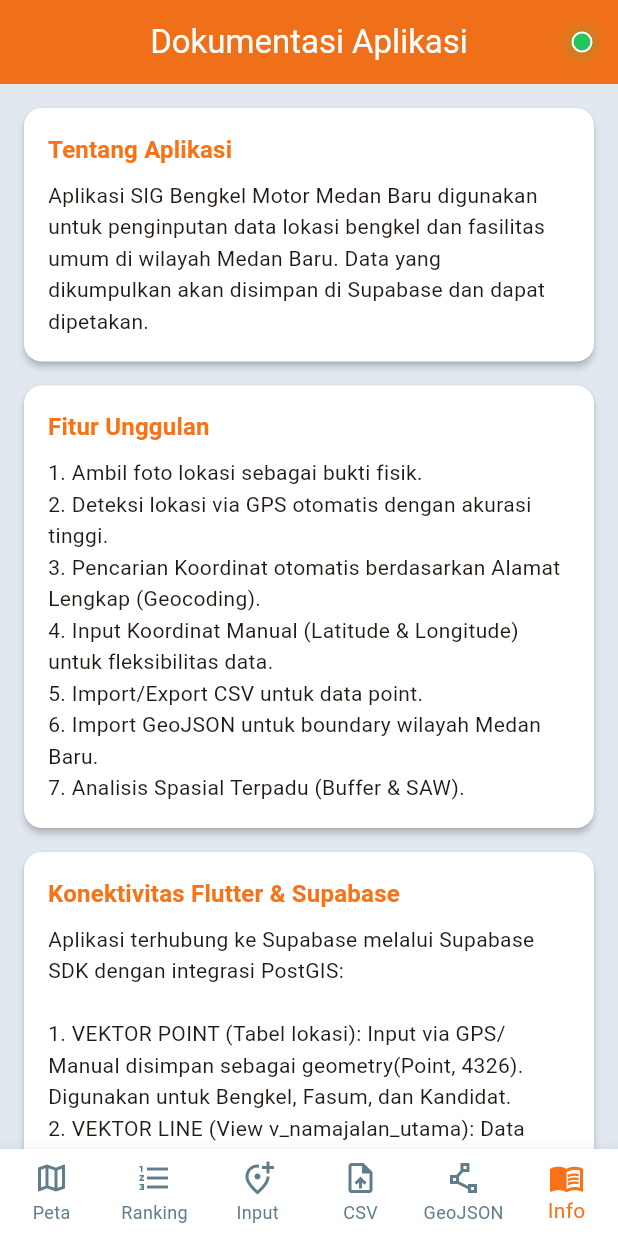
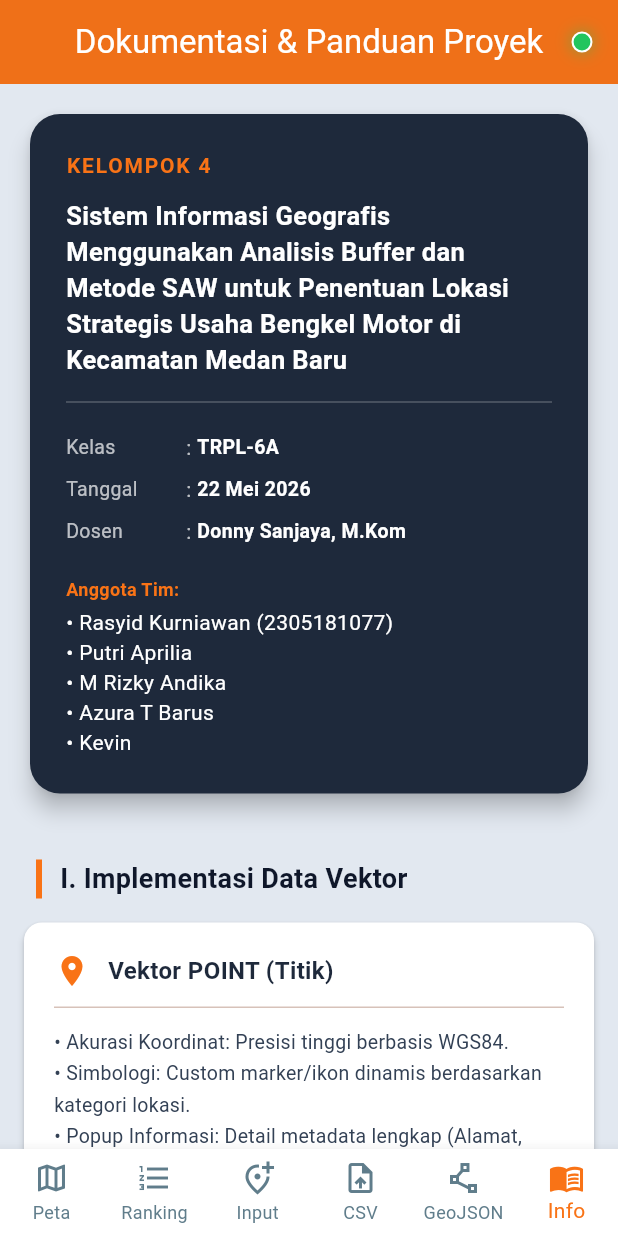
Before and after one commit to krasyid822/sig_bengkel_motor_medan_baru, a Flutter app: the screen it shows after launch, item 6 of the bottom bar chosen, on a phone screen of 412 x 824 dp. Run offline on Flutter 3.47's test engine with Material 3 defaults, Android fonts, the light colour scheme and no system bars; our stand-ins replace camera, csv, file_picker, flutter_dotenv, flutter_map, geocoding and 6 more; missing offline and left inert: receive_sharing_intent; accounts and stored records are empty; statements that could not run were skipped.

Commit message:
fix unconsistancy implement

```diff
--- a/lib/ui/data_collection_page.dart
+++ b/lib/ui/data_collection_page.dart
@@ -433,6 +433,11 @@ class _DataCollectionPageState extends State<DataCollectionPage> {
       }
 
       advanceProgress(_isEditing ? 'Memperbarui data lokasi di database...' : 'Menyimpan data lokasi ke database...');
+
+      // Keamanan data: Luas Lahan & Is Resmi hanya milik 'bengkel' (pesaing)
+      final bool finalIsResmi = _kategori == 'bengkel' ? _isResmi : false;
+      final double finalLuasLahan = _kategori == 'bengkel' ? (double.tryParse(_luasLahanController.text) ?? 0) : 0;
+
       final data = {
         'nama': _namaController.text,
         'kategori': _kategori,
@@ -442,8 +447,8 @@ class _DataCollectionPageState extends State<DataCollectionPage> {
         'waktu_buka': _bukaController.text.isNotEmpty ? _bukaController.text : null,
         'waktu_tutup': _tutupController.text.isNotEmpty ? _tutupController.text : null,
         'hari_libur': _hariLiburController.text.isNotEmpty ? _hariLiburController.text : null,
-        'is_resmi': _isResmi,
-        'luas_lahan': double.tryParse(_luasLahanController.text) ?? 0,
+        'is_resmi': finalIsResmi,
+        'luas_lahan': finalLuasLahan,
       };
       if (_isEditing) {
         await _repository.updateLokasi(_editingLokasiId, data);
@@ -673,6 +678,7 @@ class _DataCollectionPageState extends State<DataCollectionPage> {
                             );
                           }).toList(),
                         ),
+                        if (_kategori == 'bengkel') ...[
                           const SizedBox(height: 16),
                           TextFormField(
                             controller: _luasLahanController,
@@ -699,6 +705,7 @@ class _DataCollectionPageState extends State<DataCollectionPage> {
                             ],
                             onChanged: (val) => setState(() => _isResmi = val ?? false),
                           ),
+                        ],
                         const SizedBox(height: 8),
 
                         Row(
--- a/lib/ui/documentation_page.dart
+++ b/lib/ui/documentation_page.dart
@@ -9,7 +9,7 @@ class DocumentationPage extends StatelessWidget {
   Widget build(BuildContext context) {
     return Scaffold(
       appBar: AppBar(
-        title: const OverflowMarqueeText('Dokumentasi Aplikasi'),
+        title: const OverflowMarqueeText('Dokumentasi & Panduan Proyek'),
         actions: const [
           SupabaseStatusDot(),
         ],
@@ -17,116 +17,169 @@ class DocumentationPage extends StatelessWidget {
       body: ListView(
         padding: const EdgeInsets.all(16.0),
         children: [
-          _buildSection(
-            context,
-            'Tentang Aplikasi',
-            'Aplikasi SIG Bengkel Motor Medan Baru digunakan untuk penginputan data lokasi bengkel dan fasilitas umum di wilayah Medan Baru. Data yang dikumpulkan akan disimpan di Supabase dan dapat dipetakan.',
+          // 1. Identitas Kelompok (Sesuai Permintaan)
+          _buildIdentityCard(),
+          const SizedBox(height: 24),
+
+          // 2. Implementasi Data Vektor (Point, Line, Polygon)
+          _buildHeaderSection("I. Implementasi Data Vektor"),
+          _buildDetailedSection(
+            'Vektor POINT (Titik)',
+            '• Akurasi Koordinat: Presisi tinggi berbasis WGS84.\n'
+            '• Simbologi: Custom marker/ikon dinamis berdasarkan kategori lokasi.\n'
+            '• Popup Informasi: Detail metadata lengkap (Alamat, Jam Buka, Luas Lahan, Foto Dokumentasi).\n'
+            '• Clustering: Penanganan otomatis penumpukan data jika jumlah marker banyak.\n'
+            '• Geocoding: Pencarian koordinat dari alamat.\n'
+            '• Reverse Geocoding: Deteksi alamat otomatis saat memilih titik di peta.',
+            Icons.location_on,
           ),
-          _buildSection(
-            context,
-            'Fitur Unggulan',
-            '1. Ambil foto lokasi sebagai bukti fisik.\n'
-            '2. Deteksi lokasi via GPS otomatis dengan akurasi tinggi.\n'
-            '3. Pencarian Koordinat otomatis berdasarkan Alamat Lengkap (Geocoding).\n'
-            '4. Input Koordinat Manual (Latitude & Longitude) untuk fleksibilitas data.\n'
-            '5. Import/Export CSV untuk data point.\n'
-            '6. Import GeoJSON untuk boundary wilayah Medan Baru.\n'
-            '7. Analisis Spasial Terpadu (Buffer & SAW).',
+          _buildDetailedSection(
+            'Vektor LINE (Garis)',
+            '• Ketepatan Tracing: Jalur MultiLineString mengikuti jaringan jalan riil Medan Baru.\n'
+            '• Perhitungan Panjang: Estimasi jarak dalam satuan meter/km secara spasial.\n'
+            '• Styling Garis: Pengaturan warna (Biru Tua), ketebalan (4.0), dan dukungan visual untuk layer rute multi-segmen.\n'
+            '• Clipping Spasial: Garis jalan dipotong rapi menggunakan fungsi ST_Intersection agar hanya tampil di dalam wilayah kerja.',
+            Icons.route,
           ),
-          _buildSection(
-            context,
-            'Konektivitas Flutter & Supabase',
-            'Aplikasi terhubung ke Supabase melalui Supabase SDK dengan integrasi PostGIS:\n\n'
-            '1. VEKTOR POINT (Tabel lokasi): Input via GPS/Manual disimpan sebagai geometry(Point, 4326). Digunakan untuk Bengkel, Fasum, dan Kandidat.\n'
-            '2. VEKTOR LINE (View v_namajalan_utama): Data jaringan jalan wilayah Medan Baru yang sudah di-clip otomatis di dalam boundary.\n'
-            '3. VEKTOR POLYGON (BOUNDARY di aturan_sig): Batas wilayah Medan Baru diunggah melalui menu GeoJSON dan disimpan sebagai koordinat boundary.\n'
-            '4. SAW PERANGKINGAN: Proses normalisasi dan pembobotan dilakukan otomatis di database melalui SQL View v_rekomendasi_bengkel_saw yang menghitung jarak spasial antar objek secara realtime.',
+          _buildDetailedSection(
+            'Vektor POLYGON (Area)',
+            '• Ketepatan Batas: Area poligon administratif Kecamatan Medan Baru.\n'
+            '• Perhitungan Luas: Estimasi luas area dalam m2 atau hektar (ha).\n'
+            '• Visualisasi: Fill color (Hijau Toska) dengan opacity 0.1 untuk transparansi.\n'
+            '• Simbologi Tematik: Dukungan visualisasi choropleth untuk analisis kepadatan.\n'
+            '• Point-in-Polygon: Deteksi otomatis posisi kandidat terhadap batas wilayah.',
+            Icons.crop_square_rounded,
           ),
-          _buildSection(
-            context,
-            'Format Dataset CSV (Point)',
-            'Gunakan format kolom berikut untuk impor data massal:\n\n'
-            '• Untuk POINT: nama, kategori, jalan, longitude, latitude, foto_url, waktu_buka, waktu_tutup, hari_libur, is_resmi, luas_lahan\n\n'
-            'Contoh baris POINT:\n'
-            'Bengkel ABC, bengkel, Jl. Dr. Mansyur No. 1, 98.654321, 3.567890, https://..., 08:00, 17:00, Minggu, true, 150',
+
+          const SizedBox(height: 12),
+          // 3. Fungsionalitas Aplikasi
+          _buildHeaderSection("II. Fungsionalitas & User Manual"),
+          _buildDetailedSection(
+            'Fitur Utama Peta',
+            '• GPS Perangkat: Deteksi lokasi pengguna secara realtime dengan akurasi tinggi.\n'
+            '• Map Picker: Kemampuan memilih lokasi kandidat langsung dari antarmuka peta.\n'
+            '• Tampilan Responsif: Antarmuka adaptif untuk berbagai ukuran layar smartphone.',
+            Icons.phonelink_setup,
           ),
-          _buildSection(
-            context,
-            'Format Dataset GeoJSON',
-            'Gunakan menu GeoJSON untuk data vektor:\n\n'
-            '• Polygon/MultiPolygon: polygon pertama akan dipakai sebagai boundary Medan Baru.',
+          _buildDetailedSection(
+            'Panduan Penggunaan',
+            '1. Menu Peta: Visualisasi sebaran bengkel dan fasum.\n'
+            '2. Menu Ranking: Melihat hasil analisis SAW dan navigasi otomatis ke peta.\n'
+            '3. Menu Input: Tambah data via GPS, Geocoding, atau Map Picker.\n'
+            '4. Menu CSV/GeoJSON: Manajemen dataset vektor secara massal.',
+            Icons.menu_book,
           ),
-          _buildSection(
-            context,
-            'Cara Mendapatkan GeoJSON Batas Wilayah',
-            'Boundary Medan Baru bisa diambil dari layanan polygon OpenStreetMap:\n\n'
-            '• Link langsung:\n'
-            'http://polygons.openstreetmap.fr/get_geojson.py?id=9522401\n\n'
-            '• Penjelasan: link tersebut menghasilkan GeoJSON boundary dari OSM relation ID 9522401.\n'
-            '• Cara pakai: buka link di browser, simpan hasilnya sebagai file `.geojson` atau `.json`, lalu unggah lewat menu GeoJSON.\n'
-            '• Catatan: gunakan file ini khusus untuk batas wilayah.',
+
+          const SizedBox(height: 12),
+          // 4. Integrasi & Sinkronisasi
+          _buildHeaderSection("III. Integrasi Web - Mobile"),
+          _buildDetailedSection(
+            'Konektivitas & API',
+            '• REST API: Menggunakan protokol PostgREST untuk akses data berkecepatan tinggi.\n'
+            '• Sinkronisasi Realtime: Perubahan data di aplikasi mobile langsung terintegrasi dengan dashboard web (Leaflet).\n'
+            '• Autentikasi: Keamanan data menggunakan Anon Key dan Row Level Security (RLS) di sisi Supabase.',
+            Icons.sync_alt,
           ),
-          _buildSection(
-            context,
-            'Metode Buffer & SAW (GIS Terpadu)',
-            'Sistem ini menggunakan penggabungan dua metode analisis SIG untuk menentukan lokasi bengkel terbaik:\n\n'
-            '1. METODE BUFFER (Jangkauan)\n'
-            '• Area Aksesibilitas (C2): Radius 200m dari garis jalan utama.\n'
-            '• Area Kompetisi (C3): Radius 500m dari titik bengkel pesaing.\n\n'
-            '2. METODE SAW (Perankingan)\n'
-            'Menghitung skor otomatis dengan bobot dinamis dari database:\n'
-            '• C2 - Aksesibilitas (Cost): Jarak ke jalan utama. Menggunakan rumus MIN/VAL (Makin dekat jalan, skor makin mendekati 1.0).\n'
-            '• C3 - Jarak Pesaing (Benefit): Jarak ke kompetitor terdekat. Menggunakan rumus VAL/MAX (Makin jauh dari pesaing, skor makin tinggi untuk menghindari kejenuhan pasar).\n'
-            '• C4 - Status Resmi (Benefit): Lokasi yang direncanakan sebagai bengkel resmi mendapat skor prioritas.\n'
-            '• C5 - Luas Lahan (Benefit): Lokasi dengan luas lahan lebih besar mendapat preferensi lebih tinggi.\n\n'
-            'PENTING: Semua perhitungan dilakukan di sisi server (PostgreSQL/PostGIS) melalui View v_rekomendasi_bengkel_saw untuk menjaga akurasi spasial.',
+
+          const SizedBox(height: 12),
+          // 5. Dukungan Analisis Spasial
+          _buildHeaderSection("IV. Analisis Spasial Terpadu"),
+          _buildDetailedSection(
+            'Metode GIS Terpadu',
+            '• Analisis Buffer: Penentuan zona aksesibilitas (C2) dan zona kompetisi (C4).\n'
+            '• Metode SAW: Perankingan cerdas berbasis kriteria dinamis dari database (Jarak Jalan, Fasum, Peluang vs Kompetitor, Luas Lahan).\n'
+            '• Spatial Database: Logika perhitungan dipindahkan ke sisi server (PostGIS) untuk performa maksimal.',
+            Icons.analytics,
           ),
-          _buildSection(
-            context,
-            'Logika SQL & Spasial (Backend)',
-            'Aplikasi ini memanfaatkan fungsi engine PostGIS untuk perhitungan realtime:\n\n'
-            '1. ST_Distance: Menghitung jarak Euclidean (garis lurus) presisi antara koordinat GPS kandidat dengan objek GIS lainnya.\n'
-            '2. Geography Cast: Konversi koordinat (4326) ke meter agar hasil jarak akurat dalam satuan metrik.\n'
-            '3. Dynamic Normalization: Skor dinormalisasi secara otomatis (0.0 - 1.0) berdasarkan nilai tertinggi/terendah dari seluruh kandidat yang ada di database.\n'
-            '4. Spatial Clipping: Garis jalan dipotong otomatis tepat pada batas wilayah Medan Baru menggunakan fungsi ST_Intersection.',
-          ),
-          _buildSection(
-            context,
-            'Anggota Kelompok',
-            '- Rasyid\n- Putri\n- Rizky\n- Azura\n- Kevin',
-          ),
-          const SizedBox(height: 20),
+
+          const SizedBox(height: 30),
           const Divider(),
           const Center(
             child: Text(
-              'v1.1.0 - SIG Bengkel Motor',
-              style: TextStyle(color: Colors.grey),
+              'Presentasi SIG TRPL - 22 Mei 2026',
+              style: TextStyle(color: Colors.grey, fontSize: 12, fontWeight: FontWeight.bold),
             ),
           ),
+          const SizedBox(height: 40),
         ],
       ),
     );
   }
 
-  Widget _buildSection(BuildContext context, String title, String content) {
+  Widget _buildIdentityCard() {
     return Card(
-      margin: const EdgeInsets.only(bottom: 16),
-      child: Padding(
-        padding: const EdgeInsets.all(16.0),
+      elevation: 6,
+      color: const Color(0xFF1E293B),
+      shape: RoundedRectangleBorder(borderRadius: BorderRadius.circular(20)),
+      child: const Padding(
+        padding: EdgeInsets.all(24.0),
         child: Column(
           crossAxisAlignment: CrossAxisAlignment.start,
           children: [
+            Text('KELOMPOK 4', style: TextStyle(color: Color(0xFFF97316), fontWeight: FontWeight.bold, fontSize: 14, letterSpacing: 1.2)),
+            SizedBox(height: 12),
             Text(
-              title,
-              style: Theme.of(context).textTheme.titleMedium?.copyWith(
-                    fontWeight: FontWeight.bold,
-                    color: const Color(0xFFF97316),
-                  ),
+              'Sistem Informasi Geografis Menggunakan Analisis Buffer dan Metode SAW untuk Penentuan Lokasi Strategis Usaha Bengkel Motor di Kecamatan Medan Baru',
+              style: TextStyle(color: Colors.white, fontWeight: FontWeight.bold, fontSize: 17, height: 1.4),
             ),
-            const SizedBox(height: 8),
+            Divider(color: Colors.white24, height: 32),
+            _IdentityRow(label: 'Kelas', value: 'TRPL-6A'),
+            _IdentityRow(label: 'Tanggal', value: '22 Mei 2026'),
+            _IdentityRow(label: 'Dosen', value: 'Donny Sanjaya, M.Kom'),
+            SizedBox(height: 16),
+            Text('Anggota Tim:', style: TextStyle(color: Color(0xFFF97316), fontSize: 12, fontWeight: FontWeight.bold)),
+            SizedBox(height: 4),
+            Text('• Rasyid Kurniawan (2305181077)', style: TextStyle(color: Colors.white, fontSize: 14)),
+            Text('• Putri Aprilia', style: TextStyle(color: Colors.white, fontSize: 14)),
+            Text('• M Rizky Andika', style: TextStyle(color: Colors.white, fontSize: 14)),
+            Text('• Azura T Barus', style: TextStyle(color: Colors.white, fontSize: 14)),
+            Text('• Kevin', style: TextStyle(color: Colors.white, fontSize: 14)),
+          ],
+        ),
+      ),
+    );
+  }
+
+  Widget _buildHeaderSection(String title) {
+    return Padding(
+      padding: const EdgeInsets.symmetric(vertical: 16, horizontal: 8),
+      child: Container(
+        padding: const EdgeInsets.only(left: 12),
+        decoration: const BoxDecoration(
+          border: Border(left: BorderSide(color: Color(0xFFF97316), width: 4))
+        ),
+        child: Text(
+          title,
+          style: const TextStyle(fontSize: 18, fontWeight: FontWeight.bold, color: Color(0xFF0F172A)),
+        ),
+      ),
+    );
+  }
+
+  Widget _buildDetailedSection(String title, String content, IconData icon) {
+    return Card(
+      elevation: 2,
+      margin: const EdgeInsets.only(bottom: 16),
+      shape: RoundedRectangleBorder(borderRadius: BorderRadius.circular(12)),
+      child: Padding(
+        padding: const EdgeInsets.all(20.0),
+        child: Column(
+          crossAxisAlignment: CrossAxisAlignment.start,
+          children: [
+            Row(
+              children: [
+                Icon(icon, color: const Color(0xFFF97316), size: 24),
+                const SizedBox(width: 12),
+                Text(title, style: const TextStyle(fontWeight: FontWeight.bold, fontSize: 16, color: Color(0xFF1E293B))),
+              ],
+            ),
+            const Padding(
+              padding: EdgeInsets.symmetric(vertical: 12),
+              child: Divider(height: 1),
+            ),
             Text(
               content,
-              style: const TextStyle(fontSize: 14, height: 1.5),
+              style: const TextStyle(fontSize: 13, height: 1.6, color: Color(0xFF334155), letterSpacing: 0.2),
             ),
           ],
         ),
@@ -134,3 +187,23 @@ class DocumentationPage extends StatelessWidget {
     );
   }
 }
+
+class _IdentityRow extends StatelessWidget {
+  final String label;
+  final String value;
+  const _IdentityRow({required this.label, required this.value});
+
+  @override
+  Widget build(BuildContext context) {
+    return Padding(
+      padding: const EdgeInsets.symmetric(vertical: 4),
+      child: Row(
+        children: [
+          SizedBox(width: 80, child: Text(label, style: const TextStyle(color: Colors.white70, fontSize: 13))),
+          const Text(': ', style: TextStyle(color: Colors.white70)),
+          Expanded(child: Text(value, style: const TextStyle(color: Colors.white, fontSize: 13, fontWeight: FontWeight.w600))),
+        ],
+      ),
+    );
+  }
+}
```
Lines whose indentation alone changed are shown as unchanged.
